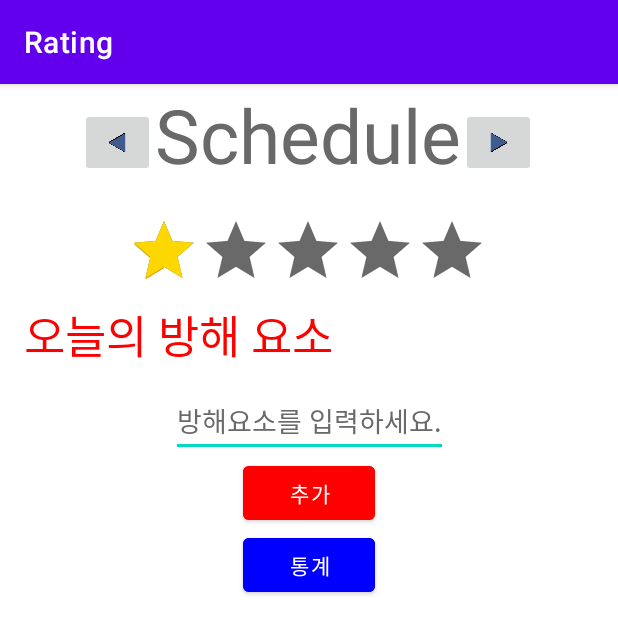
After one commit to jinwook8910/mobile_app, an Android app: the Rating screen opened directly, with no data from a screen before it, on a phone screen of 412 x 824 dp. The commit adds this screen. Shown: the top 634 px of the screen. Run offline under Robolectric (Android 15) with nearby library versions, the phone set to English and light mode, and no system bars; our stand-ins replace Firebase (no records; nobody signed in at launch, a user with empty details on screens opened directly).

Commit message:
rating, 통계, firebase 연동

```diff
--- a/HaruJogak/app/build.gradle
+++ b/HaruJogak/app/build.gradle
@@ -1,5 +1,7 @@
 plugins {
     id 'com.android.application'
+    id 'com.google.gms.google-services'
+    id 'com.google.firebase.crashlytics'
 }
 
 android {
@@ -39,6 +41,11 @@ dependencies {
     implementation 'com.jaredrummler:colorpicker:1.1.0'
     //
     implementation 'com.github.PhilJay:MPAndroidChart:v3.1.0'
+    implementation 'com.google.firebase:firebase-analytics:18.0.0'
+    implementation 'com.google.firebase:firebase-auth:20.0.1'
+    implementation 'com.google.firebase:firebase-database:19.5.1'
+    implementation 'com.google.firebase:firebase-firestore:22.0.0'
+    implementation 'com.google.firebase:firebase-crashlytics:17.3.0'
     testImplementation 'junit:junit:4.+'
     androidTestImplementation 'androidx.test.ext:junit:1.1.2'
     androidTestImplementation 'androidx.test.espresso:espresso-core:3.3.0'
--- a/HaruJogak/app/src/main/AndroidManifest.xml
+++ b/HaruJogak/app/src/main/AndroidManifest.xml
@@ -21,6 +21,7 @@
         <activity android:label="GoalActivity" android:name=".GoalActivity"/>
         <activity android:label="GoalAddActivity" android:name=".GoalAddActivity"/>
         <activity android:label="CalendarActivity" android:name=".ScheduleActivity"/>
+        <activity android:label="Rating" android:name=".Rating"/>
     </application>
 
 </manifest>
--- a/HaruJogak/app/src/main/java/com/example/harujogak/MainActivity.java
+++ b/HaruJogak/app/src/main/java/com/example/harujogak/MainActivity.java
@@ -93,7 +93,8 @@ public class MainActivity extends AppCompatActivity {
                 startActivity(intent);
             }
             else if(view==btn2){
-                System.out.println("btn2");
+                Intent intent =new Intent(MainActivity.this,Rating.class);
+                startActivity(intent);
             }
             else if(view==btn3){
                 Log.i("MainActivity", "onClickButton");
--- /dev/null
+++ b/HaruJogak/app/src/main/java/com/example/harujogak/Rating.java
@@ -0,0 +1,124 @@
+package com.example.harujogak;
+
+import android.os.Bundle;
+import android.util.Log;
+import android.view.View;
+import android.widget.Button;
+import android.widget.EditText;
+import android.widget.ImageButton;
+import android.widget.RatingBar;
+import android.widget.TextView;
+
+import androidx.annotation.NonNull;
+import androidx.appcompat.app.AppCompatActivity;
+
+import com.google.firebase.database.DataSnapshot;
+import com.google.firebase.database.DatabaseError;
+import com.google.firebase.database.DatabaseReference;
+import com.google.firebase.database.FirebaseDatabase;
+import com.google.firebase.database.ValueEventListener;
+
+public class Rating extends AppCompatActivity {
+        FirebaseDatabase database;
+        DatabaseReference myRef;
+        private RatingBar ratingBar;
+        EditText interrupt;
+        Button save;
+        Button stat;
+        ImageButton right;
+        ImageButton left;
+        TextView result;
+        TextView schedule;
+        float sum=0;
+        int count=0;
+        int now=0;
+        String[] arr =new String[100];
+        @Override
+        protected void onCreate(Bundle savedInstanceState) {
+
+            super.onCreate(savedInstanceState);
+            setContentView(R.layout.rating_main);
+
+            //firebase 정의
+            database = FirebaseDatabase.getInstance();
+            myRef=database.getReference();
+
+            ratingBar = findViewById(R.id.ratingbar);
+            ratingBar.setOnRatingBarChangeListener(new Listener());
+            interrupt=findViewById(R.id.interrupt);
+            save=findViewById(R.id.button1);
+            stat=findViewById(R.id.button2);
+            result=findViewById(R.id.text3);
+            right=findViewById(R.id.button_right);
+            left=findViewById(R.id.button_left);
+            schedule=findViewById(R.id.text1);
+
+
+            save.setOnClickListener(new View.OnClickListener() {
+                @Override
+                public void onClick(View view) {
+                    String getInterrupt=interrupt.getText().toString();
+                    myRef.child("UserID").child("날짜").child(arr[now]).child("방해요소").setValue(getInterrupt);
+                    interrupt.setText("");
+                }
+            });
+            right.setOnClickListener(new View.OnClickListener() {
+                @Override
+                public void onClick(View view) {
+                    if((now+1)<count) {
+                        now=now+1;
+                    }
+                    else {now=0;}
+                    schedule.setText(arr[now]);
+                }
+            });
+            left.setOnClickListener(new View.OnClickListener() {
+                @Override
+                public void onClick(View view) {
+                    if((now-1)>=0){
+                        now=now-1;
+                    }
+                    else {now=count-1;}
+                    schedule.setText(arr[now]);
+                }
+            });
+            //Read data
+            DatabaseReference data=myRef.child("UserID").child("날짜");
+            data.addValueEventListener(new ValueEventListener() {
+                @Override
+                public void onDataChange(@NonNull DataSnapshot snapshot) {
+                    sum=0;
+                    count=0;
+                    for(DataSnapshot ds:snapshot.getChildren()){
+                        if(ds.child("평가").getValue()!=null) {
+                            String rat = ds.child("평가").getValue().toString();
+                            String sche =ds.getKey().toString();
+                            arr[count++]=sche;
+                            float temp = Float.parseFloat(rat);
+                            sum += temp;
+                        }
+                    }
+                }
+                @Override
+                public void onCancelled(@NonNull DatabaseError error) {
+                    Log.w("TAG","Firebase error");
+                }
+            });
+
+            stat.setOnClickListener(new View.OnClickListener() {
+                @Override
+                public void onClick(View view) {
+                    float re1=(sum/count)*20;
+                    result.setText("오늘의 달성률은 "+re1+"%");
+                }
+            });
+
+        }
+
+        class Listener implements RatingBar.OnRatingBarChangeListener{
+            @Override
+            public void onRatingChanged(RatingBar ratingBar, float rating, boolean fromUser){
+                myRef.child("UserID").child("날짜").child(arr[now]).child("평가").setValue(rating);
+            }
+        }
+    }
--- a/HaruJogak/app/src/main/res/layout/activity_main.xml
+++ b/HaruJogak/app/src/main/res/layout/activity_main.xml
@@ -51,7 +51,7 @@
             android:layout_width="wrap_content"
             android:layout_height="wrap_content"
             android:backgroundTint="@color/themeColor"
-            android:text="static" />
+            android:text="rating" />
 
         <Button
             android:id="@+id/main_btn3"
--- /dev/null
+++ b/HaruJogak/app/src/main/res/layout/rating_main.xml
@@ -0,0 +1,129 @@
+<?xml version="1.0" encoding="utf-8"?>
+<androidx.constraintlayout.widget.ConstraintLayout xmlns:android="http://schemas.android.com/apk/res/android"
+    xmlns:app="http://schemas.android.com/apk/res-auto"
+    xmlns:tools="http://schemas.android.com/tools"
+    android:layout_width="match_parent"
+    android:layout_height="match_parent"
+    tools:context=".Rating">
+
+    <TextView
+        android:id="@+id/text1"
+        android:layout_width="wrap_content"
+        android:layout_height="wrap_content"
+        android:layout_marginBottom="12dp"
+        android:text="Schedule"
+        android:textColor="#FF696969"
+        android:textSize="50sp"
+        app:layout_constraintBottom_toTopOf="@id/ratingbar"
+        app:layout_constraintHorizontal_bias="0.497"
+        app:layout_constraintLeft_toLeftOf="parent"
+        app:layout_constraintRight_toRightOf="parent" />
+
+    <RatingBar
+        android:id="@+id/ratingbar"
+        android:layout_width="wrap_content"
+        android:layout_height="wrap_content"
+        android:progressTint="#FFFFD700"
+        android:progressBackgroundTint="#FF696969"
+        android:secondaryProgressTint="#FFDAA520"
+        android:layout_marginTop="20dp"
+        android:numStars="5"
+        android:rating="1"
+        android:stepSize="1"
+        app:layout_constraintHorizontal_bias="0.497"
+        app:layout_constraintLeft_toLeftOf="parent"
+        app:layout_constraintRight_toRightOf="parent"
+        app:layout_constraintTop_toBottomOf="@id/text1" />
+
+    <TextView
+        android:id="@+id/text2"
+        android:layout_width="243dp"
+        android:layout_height="48dp"
+        android:layout_marginBottom="24dp"
+        android:text="오늘의 방해 요소"
+        android:textColor="#FFFF0000"
+        android:textSize="30sp"
+        app:layout_constraintBottom_toTopOf="@id/interrupt"
+        app:layout_constraintHorizontal_bias="0.095"
+        app:layout_constraintLeft_toLeftOf="parent"
+        app:layout_constraintRight_toRightOf="parent"
+        app:layout_constraintTop_toBottomOf="@id/ratingbar" />
+
+    <EditText
+        android:id="@+id/interrupt"
+        android:layout_width="wrap_content"
+        android:layout_height="wrap_content"
+        android:layout_marginTop="8dp"
+        android:layout_weight="1"
+        android:hint="방해요소를 입력하세요."
+        android:textColorHint="#FF696969"
+        app:layout_constraintLeft_toLeftOf="parent"
+        app:layout_constraintRight_toRightOf="parent"
+        app:layout_constraintTop_toBottomOf="@id/text2" />
+
+    <Button
+        android:id="@+id/button1"
+        android:layout_width="wrap_content"
+        android:layout_height="wrap_content"
+        android:text="추가"
+        tools:layout_editor_absoluteX="156dp"
+        tools:layout_editor_absoluteY="257dp"
+        app:layout_constraintTop_toBottomOf="@id/interrupt"
+        app:layout_constraintLeft_toLeftOf="parent"
+        app:layout_constraintRight_toRightOf="parent"
+        android:backgroundTint="#FFFF0000"
+        android:textColor="#FFFFFFFF"
+        />
+    <Button
+        android:id="@+id/button2"
+        android:layout_width="wrap_content"
+        android:layout_height="wrap_content"
+        android:text="통계"
+        tools:layout_editor_absoluteX="156dp"
+        tools:layout_editor_absoluteY="257dp"
+        app:layout_constraintTop_toBottomOf="@id/button1"
+        app:layout_constraintLeft_toLeftOf="parent"
+        app:layout_constraintRight_toRightOf="parent"
+        android:backgroundTint="#FF0000FF"
+        android:textColor="#FFFFFFFF"
+        />
+
+    <TextView
+        android:id="@+id/text3"
+        android:layout_width="wrap_content"
+        android:layout_height="wrap_content"
+        android:layout_marginTop="68dp"
+        android:textColor="#FF0000FF"
+        android:textSize="30sp"
+        app:layout_constraintHorizontal_bias="0.488"
+        app:layout_constraintLeft_toLeftOf="parent"
+        app:layout_constraintRight_toRightOf="parent"
+        app:layout_constraintTop_toBottomOf="@id/button2" />
+
+    <ImageButton
+        android:id="@+id/button_left"
+        android:layout_width="wrap_content"
+        android:layout_height="wrap_content"
+        android:layout_marginTop="16dp"
+        android:adjustViewBounds="true"
+        android:maxWidth="50dp"
+        android:maxHeight="50dp"
+        android:scaleType="fitCenter"
+        android:src="@drawable/left"
+        app:layout_constraintRight_toLeftOf="@id/text1"
+        app:layout_constraintTop_toTopOf="parent" />
+
+    <ImageButton
+        android:id="@+id/button_right"
+        android:layout_width="wrap_content"
+        android:layout_height="wrap_content"
+        android:layout_marginTop="16dp"
+        android:adjustViewBounds="true"
+        android:maxWidth="50dp"
+        android:maxHeight="50dp"
+        android:scaleType="fitCenter"
+        android:src="@drawable/right"
+        app:layout_constraintLeft_toRightOf="@id/text1"
+        app:layout_constraintTop_toTopOf="parent" />
+
+</androidx.constraintlayout.widget.ConstraintLayout>
--- a/HaruJogak/build.gradle
+++ b/HaruJogak/build.gradle
@@ -7,6 +7,8 @@ buildscript {
     }
     dependencies {
         classpath 'com.android.tools.build:gradle:4.1.1'
+        classpath 'com.google.gms:google-services:4.3.4'
+        classpath 'com.google.firebase:firebase-crashlytics-gradle:2.4.1'
         // NOTE: Do not place your application dependencies here; they belong
         // in the individual module build.gradle files
     }
```
Also changed, not shown: HaruJogak/app/src/main/res/drawable/left.png (renamed from project_hyunji/app/src/main/res/drawable/left.png), HaruJogak/app/src/main/res/drawable/right.png (renamed from project_hyunji/app/src/main/res/drawable/right.png), 1 other file.
